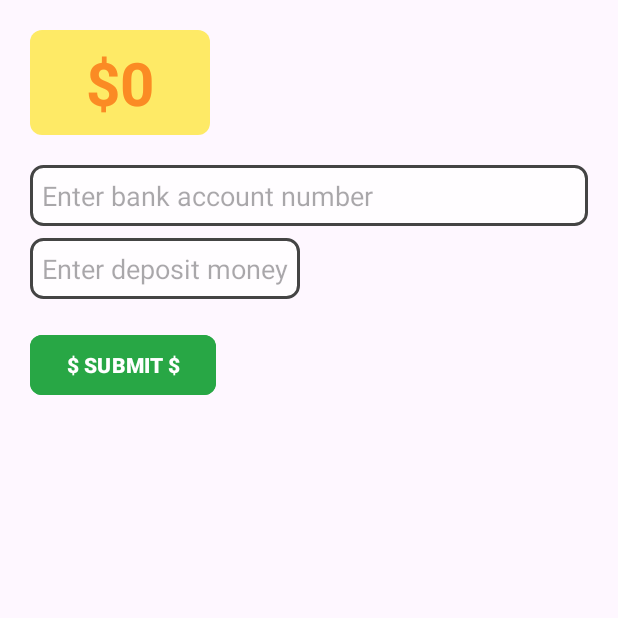
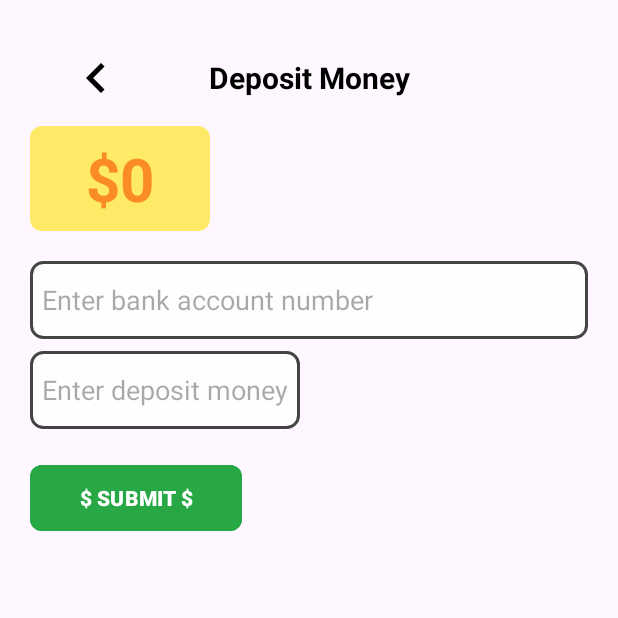
Before and after one commit to PanpaKawaii/MiniProject, an Android app: the MoneyActivity screen opened directly, with no data from a screen before it, after a tap on "$ SUBMIT $", on a phone screen of 412 x 824 dp, the top half of it. Run offline under Robolectric (Android 15) with nearby library versions, the phone set to English and light mode, and no system bars; 1 statement that could not run was skipped.

Commit message:
update balance (curent) and add back button in money

```diff
--- a/app/src/main/java/com/example/miniproject/MoneyActivity.java
+++ b/app/src/main/java/com/example/miniproject/MoneyActivity.java
@@ -1,10 +1,13 @@
 package com.example.miniproject;
 
 import android.os.Bundle;
-import android.view.View;
-import android.widget.*;
+import android.widget.Button;
+import android.widget.EditText;
+import android.widget.ImageButton;
+import android.widget.TextView;
 
 import androidx.appcompat.app.AppCompatActivity;
+import androidx.appcompat.widget.Toolbar;
 
 public class MoneyActivity extends AppCompatActivity {
 
@@ -12,6 +15,7 @@ public class MoneyActivity extends AppCompatActivity {
     private EditText etBankAccount, etAmount;
     private Button btnSubmit;
     private AccountManager accountManager;
+    private ImageButton btnBack;
 
     @Override
     protected void onCreate(Bundle savedInstanceState) {
@@ -20,32 +24,42 @@ public class MoneyActivity extends AppCompatActivity {
 
         MusicManager.stopBackground();
 
+        // Init views
         tvBalance = findViewById(R.id.textViewBalance);
         etBankAccount = findViewById(R.id.editTextBankAccount);
         etAmount = findViewById(R.id.editTextAmount);
         btnSubmit = findViewById(R.id.buttonSubmit);
+        btnBack = findViewById(R.id.btnBack);
+
+
+
+        // Enable nút back trên Toolbar
+        if (getSupportActionBar() != null) {
+            getSupportActionBar().setDisplayHomeAsUpEnabled(true);
+            getSupportActionBar().setDisplayShowHomeEnabled(true);
+        }
+
+        // Xử lý sự kiện back
+        btnBack.setOnClickListener(v -> finish());
+
 
         accountManager = AccountManager.getInstance(this);
+        String username = getIntent().getStringExtra("username");
 
-        String username = getIntent().getStringExtra("username");
-        int balance = getIntent().getIntExtra("balance", 0);
+        // Lấy balance trực tiếp từ AccountManager
+        int balance = accountManager.getMoney(username);
         tvBalance.setText("$" + balance);
 
-        btnSubmit.setOnClickListener(new View.OnClickListener() {
-            @Override
-            public void onClick(View v) {
+        btnSubmit.setOnClickListener(v -> {
             String bankAccount = etBankAccount.getText().toString().trim();
             String amountStr = etAmount.getText().toString().trim();
 
-                if (bankAccount.isEmpty() || amountStr.isEmpty()) {
-                    return;
-                }
+            if (bankAccount.isEmpty() || amountStr.isEmpty()) return;
 
             int amount = Integer.parseInt(amountStr);
             int newBalance = accountManager.getMoney(username) + amount;
             MusicManager.playEffect(MoneyActivity.this, R.raw.upmoney);
             tvBalance.setText("$" + accountManager.updateBalance(username, newBalance));
-            }
         });
     }
 }
--- a/app/src/main/java/com/example/miniproject/RacingActivity.java
+++ b/app/src/main/java/com/example/miniproject/RacingActivity.java
@@ -55,7 +55,8 @@ public class RacingActivity extends AppCompatActivity {
         Intent intent = new Intent(this, MoneyActivity.class);
         intent.putExtra("username", SESSION_USERNAME);
         intent.putExtra("balance", SESSION_BALANCE);
-        startActivity(intent);
+//        startActivity(intent);
+        startActivityForResult(intent, 100); // mở và chờ kết quả
     }
 
     private void startRace() {
@@ -474,7 +475,11 @@ public class RacingActivity extends AppCompatActivity {
             // Chỉ bật nhạc chờ nếu chưa chạy race
             MusicManager.playBackground(this, R.raw.backgoundwait);
         }
+        // luôn lấy balance mới nhất khi quay lại trang
+        int balance = accountManager.getMoney(SESSION_USERNAME);
+        btnMoney.setText("$" + balance);
     }
+
 
 
     @Override
--- /dev/null
+++ b/app/src/main/res/drawable/icarrowback.xml
@@ -0,0 +1,10 @@
+<?xml version="1.0" encoding="utf-8"?>
+<vector xmlns:android="http://schemas.android.com/apk/res/android"
+    android:width="40dp"
+    android:height="40dp"
+    android:viewportWidth="24"
+    android:viewportHeight="24">
+    <path
+        android:fillColor="#000000"
+        android:pathData="M15.41,7.41L14,6l-6,6 6,6 1.41,-1.41L10.83,12z"/>
+</vector>
--- a/app/src/main/res/layout/activity_money.xml
+++ b/app/src/main/res/layout/activity_money.xml
@@ -1,10 +1,41 @@
 <?xml version="1.0" encoding="utf-8"?>
+
 <LinearLayout xmlns:android="http://schemas.android.com/apk/res/android"
     xmlns:app="http://schemas.android.com/apk/res-auto"
     android:layout_width="match_parent"
     android:layout_height="match_parent"
     android:orientation="vertical"
     android:padding="20dp">
+
+    <!-- Toolbar với nút back -->
+    <androidx.appcompat.widget.Toolbar
+        android:id="@+id/toolbar"
+        android:layout_width="match_parent"
+        android:layout_height="?attr/actionBarSize"
+        android:elevation="4dp">
+
+        <!-- Mũi tên back vẫn dùng navigationIcon -->
+        <ImageButton
+            android:id="@+id/btnBack"
+            android:layout_width="wrap_content"
+            android:layout_height="match_parent"
+            android:background="?attr/selectableItemBackgroundBorderless"
+            android:src="@drawable/icarrowback"
+            android:contentDescription="Back"
+            android:padding="8dp" />
+
+        <!-- Title căn giữa -->
+        <TextView
+            android:id="@+id/toolbar_title"
+            android:layout_width="wrap_content"
+            android:layout_height="match_parent"
+            android:layout_gravity="center"
+            android:gravity="center"
+            android:text="Deposit Money"
+            android:textColor="#000000"
+            android:textSize="20sp"
+            android:textStyle="bold" />
+    </androidx.appcompat.widget.Toolbar>
 
     <TextView
         android:id="@+id/textViewBalance"
@@ -21,7 +52,7 @@
     <EditText
         android:id="@+id/editTextBankAccount"
         android:layout_width="match_parent"
-        android:layout_height="wrap_content"
+        android:layout_height="52dp"
         android:layout_marginTop="20dp"
         android:background="@drawable/edittext_style"
         android:hint="Enter bank account number"
@@ -31,21 +62,24 @@
     <EditText
         android:id="@+id/editTextAmount"
         android:layout_width="wrap_content"
-        android:layout_height="wrap_content"
+        android:layout_height="52dp"
         android:layout_marginTop="8dp"
         android:background="@drawable/edittext_style"
         android:hint="Enter deposit money"
         android:inputType="number"
         android:padding="8dp" />
 
+
     <Button
         android:id="@+id/buttonSubmit"
-        android:layout_width="wrap_content"
-        android:layout_height="wrap_content"
+        android:layout_width="141dp"
+        android:layout_height="52dp"
         android:layout_marginTop="20dp"
         android:backgroundTint="#28a745"
         android:text="$ SUBMIT $"
         android:textStyle="bold"
         app:cornerRadius="8dp" />
 
+
+
 </LinearLayout>
```
Lines whose indentation alone changed are shown as unchanged.
